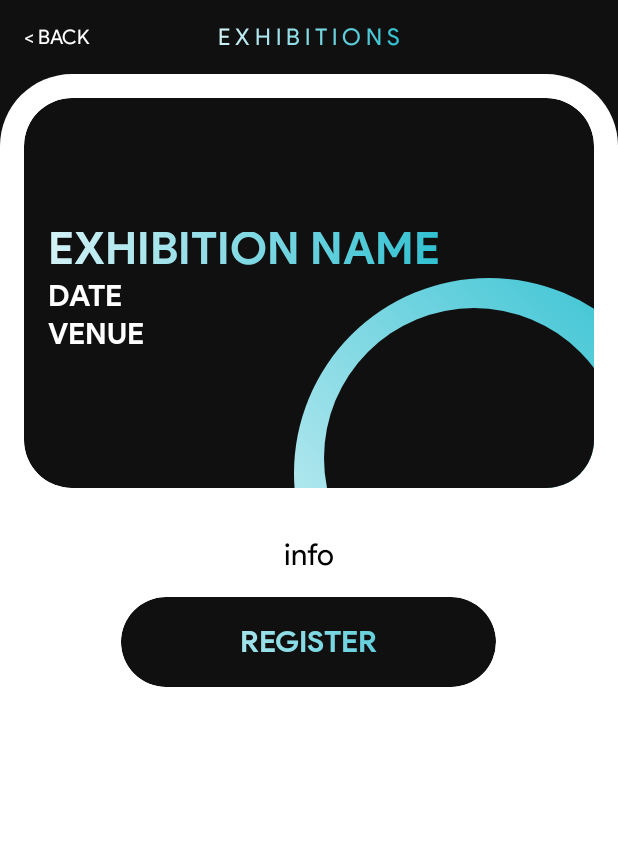
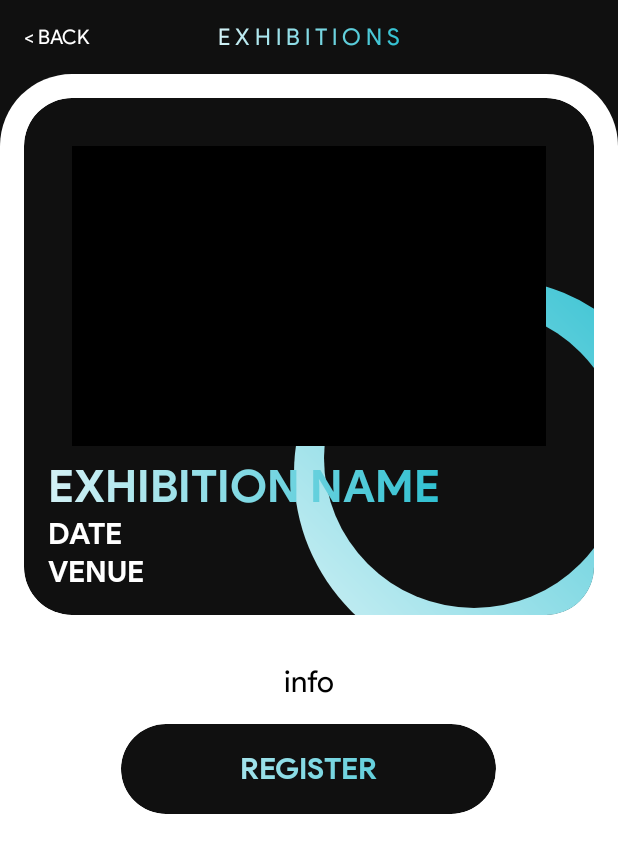
Before and after one commit to AmishiBansal/nimbus2021, an Android app: the Add_exhibition_details screen opened directly, with no data from a screen before it, on a phone screen of 412 x 824 dp. Shown: the top 853 px of the screen. Run offline under Robolectric (Android 15) with nearby library versions, the light colour scheme and no system bars; our stand-ins replace Picasso; pictures from the network do not load.

Commit message:
talks, workshop, exhibition images

```diff
--- a/app/src/main/java/com/nith/appteam/nimbus2021/Activities/Add_exhibition_details.java
+++ b/app/src/main/java/com/nith/appteam/nimbus2021/Activities/Add_exhibition_details.java
@@ -10,6 +10,7 @@ import android.widget.TextView;
 
 import com.nith.appteam.nimbus2021.Models.ExhibitionModel;
 import com.nith.appteam.nimbus2021.R;
+import com.squareup.picasso.Picasso;
 
 import java.util.Random;
 
@@ -30,7 +31,7 @@ public class Add_exhibition_details extends AppCompatActivity {
 
         ImageView round_big = findViewById(R.id.e_n);
         ImageView round_small = findViewById(R.id.e_k);
-
+        imgDetExh = findViewById(R.id.exhibitionImageID);
         Animation animation = AnimationUtils.loadAnimation(getApplicationContext(),
                 R.anim.fast_anim_v1);
         Random rand = new Random();
@@ -80,8 +81,8 @@ public class Add_exhibition_details extends AppCompatActivity {
             venueDetExh.setText(exhibitionModel.getVenueExh());
             dateDetExh.setText(exhibitionModel.getDateExh());
             //  tupeWo.setText(workshopModel.getTypeWor());
-            // Picasso.with(getApplicationContext()).load(exhibitionModel.getImageExh())
-            // .placeholder(android.R.drawable.ic_btn_speak_now).into(imgDetExh);
+             Picasso.with(getApplicationContext()).load(exhibitionModel.getImageExh().replace("http://", "https://"))
+             .placeholder(R.drawable.black_round_corner).into(imgDetExh);
         }
 
 
--- a/app/src/main/res/layout/activity_add_exhibition_details.xml
+++ b/app/src/main/res/layout/activity_add_exhibition_details.xml
@@ -216,13 +216,21 @@
                                 android:translationY="140dp" />
 
                             <LinearLayout
-                                android:layout_width="wrap_content"
+                                android:layout_width="match_parent"
                                 android:layout_height="wrap_content"
                                 android:layout_alignParentStart="true"
                                 android:layout_centerInParent="true"
                                 android:layout_margin="16dp"
                                 android:gravity="start"
                                 android:orientation="vertical">
+                                <ImageView
+                                    android:id="@+id/exhiImageIDDetail"
+                                    android:layout_width="match_parent"
+                                    android:layout_height="200dp"
+                                    android:layout_alignParentLeft="true"
+                                    android:layout_centerVertical="true"
+                                    android:layout_margin="16dp"
+                                    android:src="@color/black" />
 
                                 <com.nith.appteam.nimbus2021.Utils.GradientTextView
                                     android:id="@+id/NameIDDetExh"
```
Also changed, not shown: app/src/main/java/com/nith/appteam/nimbus2021/Activities/Add_talk_details.java (+4 -3 lines), app/src/main/java/com/nith/appteam/nimbus2021/Activities/Add_workshop_details.java (+4 -3 lines), app/src/main/res/layout/activity_add_talk_details.xml (+9 -1 lines), app/src/main/res/layout/activity_add_workshop_details.xml (+9 -1 lines), 1 other file.
